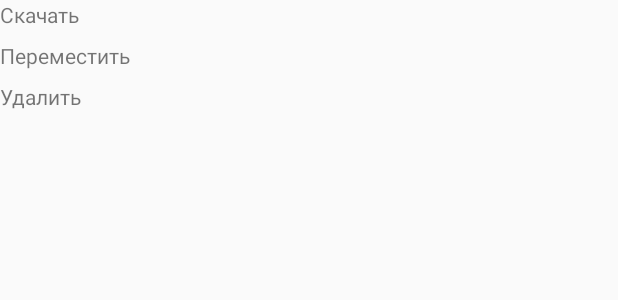
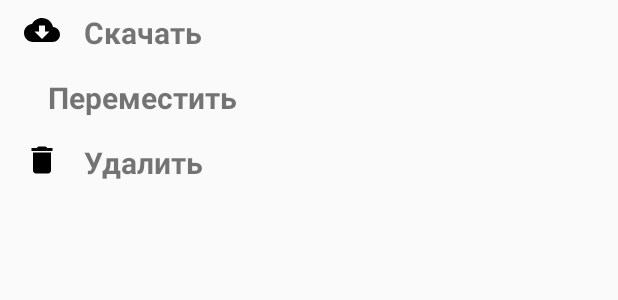
Before and after one commit to CavInc/Veter1805Disk, an Android app: the layout operation_dialog.xml on its own in the app's theme, with its tools: preview values and no code run, on a phone screen of 412 x 824 dp. Shown: the top 300 px of the screen. Run offline under Robolectric (Android 15) with nearby library versions, the light colour scheme and no system bars.

Commit message:
Сделан переход по каталогам. Поправлено отображение меню действий над файлами

```diff
--- a/app/src/main/java/tk/cavinc/veter1805disk/data/managers/DataManager.java
+++ b/app/src/main/java/tk/cavinc/veter1805disk/data/managers/DataManager.java
@@ -33,6 +33,7 @@ public class DataManager {
         mContext = App.getContext();
         mPathStack = new Stack<>();
         mFileModels = new ArrayList<>();
+        mPathStack.push("/");
     }
 
     // версия программы
@@ -64,6 +65,10 @@ public class DataManager {
         mPathStack.push(path);
     }
 
+    public String peekPathStack(){
+        return mPathStack.peek();
+    }
+
     public int sizePathStack(){
         return mPathStack.size();
     }
--- /dev/null
+++ b/app/src/main/res/drawable/ic_cloud_download_black_24dp.xml
@@ -0,0 +1,9 @@
+<vector xmlns:android="http://schemas.android.com/apk/res/android"
+        android:width="24dp"
+        android:height="24dp"
+        android:viewportWidth="24.0"
+        android:viewportHeight="24.0">
+    <path
+        android:fillColor="#FF000000"
+        android:pathData="M19.35,10.04C18.67,6.59 15.64,4 12,4 9.11,4 6.6,5.64 5.35,8.04 2.34,8.36 0,10.91 0,14c0,3.31 2.69,6 6,6h13c2.76,0 5,-2.24 5,-5 0,-2.64 -2.05,-4.78 -4.65,-4.96zM17,13l-5,5 -5,-5h3V9h4v4h3z"/>
+</vector>
--- /dev/null
+++ b/app/src/main/res/drawable/ic_delete_black_24dp.xml
@@ -0,0 +1,9 @@
+<vector xmlns:android="http://schemas.android.com/apk/res/android"
+        android:width="24dp"
+        android:height="24dp"
+        android:viewportWidth="24.0"
+        android:viewportHeight="24.0">
+    <path
+        android:fillColor="#FF000000"
+        android:pathData="M6,19c0,1.1 0.9,2 2,2h8c1.1,0 2,-0.9 2,-2V7H6v12zM19,4h-3.5l-1,-1h-5l-1,1H5v2h14V4z"/>
+</vector>
--- a/app/src/main/res/layout/operation_dialog.xml
+++ b/app/src/main/res/layout/operation_dialog.xml
@@ -1,22 +1,61 @@
 <?xml version="1.0" encoding="utf-8"?>
 <LinearLayout xmlns:android="http://schemas.android.com/apk/res/android"
               android:orientation="vertical"
+              android:paddingRight="16dp"
+              android:paddingLeft="16dp"
+              android:paddingBottom="24dp"
+              android:paddingTop="8dp"
               android:layout_width="match_parent"
               android:layout_height="match_parent">
+    <LinearLayout
+        android:orientation="horizontal"
+        android:layout_width="match_parent"
+        android:layout_height="wrap_content">
+        <ImageView
+            android:src="@drawable/ic_cloud_download_black_24dp"
+            android:layout_marginRight="16dp"
+            android:layout_width="wrap_content"
+            android:layout_height="wrap_content"/>
         <TextView
             android:text="Скачать"
-        android:layout_marginBottom="8dp"
+            android:layout_weight="1"
+            android:layout_marginBottom="16dp"
+            android:textSize="20sp"
+            android:textStyle="bold"
             android:layout_width="match_parent"
+            android:layout_height="wrap_content"/>
+    </LinearLayout>
+    <LinearLayout
+        android:layout_width="match_parent"
+        android:layout_height="wrap_content">
+        <ImageView
+            android:layout_marginRight="16dp"
+            android:layout_width="wrap_content"
             android:layout_height="wrap_content"/>
         <TextView
             android:text="Переместить"
-        android:layout_marginBottom="8dp"
+            android:layout_marginBottom="16dp"
+            android:layout_weight="1"
+            android:textSize="20sp"
+            android:textStyle="bold"
             android:layout_width="match_parent"
+            android:layout_height="wrap_content"/>
+    </LinearLayout>
+    <LinearLayout
+        android:layout_width="match_parent"
+        android:layout_height="wrap_content">
+        <ImageView
+            android:src="@drawable/ic_delete_black_24dp"
+            android:layout_marginRight="16dp"
+            android:layout_width="wrap_content"
             android:layout_height="wrap_content"/>
         <TextView
             android:text="Удалить"
-        android:layout_marginBottom="8dp"
+            android:layout_marginBottom="16dp"
+            android:layout_weight="1"
+            android:textSize="20sp"
+            android:textStyle="bold"
             android:layout_width="match_parent"
             android:layout_height="wrap_content"/>
-
     </LinearLayout>
+</LinearLayout>
```
Also changed, not shown: app/src/main/java/tk/cavinc/veter1805disk/ui/activites/MainActivity.java (+43 -4 lines), app/src/main/java/tk/cavinc/veter1805disk/ui/widgets/CustomImageView.java (added, +32 -0 lines). Lines whose indentation alone changed are shown as unchanged.
